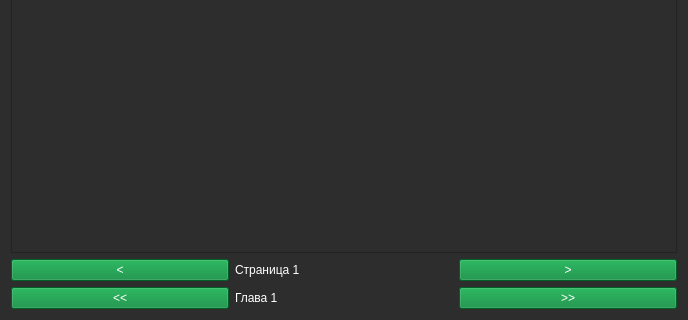
The window that forms/desu_readerUI.ui (brandonzorn/Nlight) describes before a commit, drawn with Qt 5; both pictures show x 0 to 688 and y 327 to 647 of the 688 by 647 pixel window.
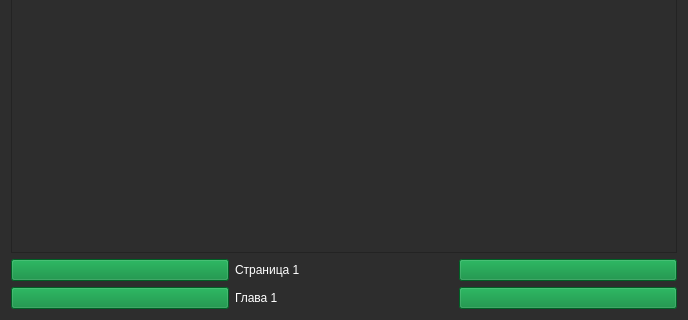
The same window after the commit. Icons and pictures are not drawn.

Commit message: updated reader images

```diff
--- a/forms/desu_readerUI.ui
+++ b/forms/desu_readerUI.ui
@@ -12,9 +12,201 @@
   </property>
   <property name="palette">
    <palette>
-    <active/>
-    <inactive/>
-    <disabled/>
+    <active>
+     <colorrole role="WindowText">
+      <brush brushstyle="SolidPattern">
+       <color alpha="255">
+        <red>255</red>
+        <green>255</green>
+        <blue>255</blue>
+       </color>
+      </brush>
+     </colorrole>
+     <colorrole role="Button">
+      <brush brushstyle="SolidPattern">
+       <color alpha="255">
+        <red>45</red>
+        <green>45</green>
+        <blue>45</blue>
+       </color>
+      </brush>
+     </colorrole>
+     <colorrole role="Text">
+      <brush brushstyle="SolidPattern">
+       <color alpha="255">
+        <red>255</red>
+        <green>255</green>
+        <blue>255</blue>
+       </color>
+      </brush>
+     </colorrole>
+     <colorrole role="ButtonText">
+      <brush brushstyle="SolidPattern">
+       <color alpha="255">
+        <red>255</red>
+        <green>255</green>
+        <blue>255</blue>
+       </color>
+      </brush>
+     </colorrole>
+     <colorrole role="Base">
+      <brush brushstyle="SolidPattern">
+       <color alpha="255">
+        <red>45</red>
+        <green>45</green>
+        <blue>45</blue>
+       </color>
+      </brush>
+     </colorrole>
+     <colorrole role="Window">
+      <brush brushstyle="SolidPattern">
+       <color alpha="255">
+        <red>45</red>
+        <green>45</green>
+        <blue>45</blue>
+       </color>
+      </brush>
+     </colorrole>
+     <colorrole role="PlaceholderText">
+      <brush brushstyle="SolidPattern">
+       <color alpha="255">
+        <red>255</red>
+        <green>255</green>
+        <blue>255</blue>
+       </color>
+      </brush>
+     </colorrole>
+    </active>
+    <inactive>
+     <colorrole role="WindowText">
+      <brush brushstyle="SolidPattern">
+       <color alpha="255">
+        <red>255</red>
+        <green>255</green>
+        <blue>255</blue>
+       </color>
+      </brush>
+     </colorrole>
+     <colorrole role="Button">
+      <brush brushstyle="SolidPattern">
+       <color alpha="255">
+        <red>45</red>
+        <green>45</green>
+        <blue>45</blue>
+       </color>
+      </brush>
+     </colorrole>
+     <colorrole role="Text">
+      <brush brushstyle="SolidPattern">
+       <color alpha="255">
+        <red>255</red>
+        <green>255</green>
+        <blue>255</blue>
+       </color>
+      </brush>
+     </colorrole>
+     <colorrole role="ButtonText">
+      <brush brushstyle="SolidPattern">
+       <color alpha="255">
+        <red>255</red>
+        <green>255</green>
+        <blue>255</blue>
+       </color>
+      </brush>
+     </colorrole>
+     <colorrole role="Base">
+      <brush brushstyle="SolidPattern">
+       <color alpha="255">
+        <red>45</red>
+        <green>45</green>
+        <blue>45</blue>
+       </color>
+      </brush>
+     </colorrole>
+     <colorrole role="Window">
+      <brush brushstyle="SolidPattern">
+       <color alpha="255">
+        <red>45</red>
+        <green>45</green>
+        <blue>45</blue>
+       </color>
+      </brush>
+     </colorrole>
+     <colorrole role="PlaceholderText">
+      <brush brushstyle="SolidPattern">
+       <color alpha="255">
+        <red>255</red>
+        <green>255</green>
+        <blue>255</blue>
+       </color>
+      </brush>
+     </colorrole>
+    </inactive>
+    <disabled>
+     <colorrole role="WindowText">
+      <brush brushstyle="SolidPattern">
+       <color alpha="255">
+        <red>255</red>
+        <green>255</green>
+        <blue>255</blue>
+       </color>
+      </brush>
+     </colorrole>
+     <colorrole role="Button">
+      <brush brushstyle="SolidPattern">
+       <color alpha="255">
+        <red>45</red>
+        <green>45</green>
+        <blue>45</blue>
+       </color>
+      </brush>
+     </colorrole>
+     <colorrole role="Text">
+      <brush brushstyle="SolidPattern">
+       <color alpha="255">
+        <red>255</red>
+        <green>255</green>
+        <blue>255</blue>
+       </color>
+      </brush>
+     </colorrole>
+     <colorrole role="ButtonText">
+      <brush brushstyle="SolidPattern">
+       <color alpha="255">
+        <red>255</red>
+        <green>255</green>
+        <blue>255</blue>
+       </color>
+      </brush>
+     </colorrole>
+     <colorrole role="Base">
+      <brush brushstyle="SolidPattern">
+       <color alpha="255">
+        <red>45</red>
+        <green>45</green>
+        <blue>45</blue>
+       </color>
+      </brush>
+     </colorrole>
+     <colorrole role="Window">
+      <brush brushstyle="SolidPattern">
+       <color alpha="255">
+        <red>45</red>
+        <green>45</green>
+        <blue>45</blue>
+       </color>
+      </brush>
+     </colorrole>
+     <colorrole role="PlaceholderText">
+      <brush brushstyle="SolidPattern">
+       <color alpha="255">
+        <red>255</red>
+        <green>255</green>
+        <blue>255</blue>
+       </color>
+      </brush>
+     </colorrole>
+    </disabled>
    </palette>
   </property>
   <property name="windowTitle">
@@ -101,7 +293,12 @@
           <string notr="true">background-color: rgb(0, 133, 52);</string>
          </property>
          <property name="text">
-          <string>&lt;</string>
+          <string/>
+         </property>
+         <property name="icon">
+          <iconset>
+           <normalon>../images/prev.png</normalon>
+          </iconset>
          </property>
         </widget>
        </item>
@@ -121,7 +318,12 @@
           <string notr="true">background-color: rgb(0, 133, 52);</string>
          </property>
          <property name="text">
-          <string>&gt;</string>
+          <string/>
+         </property>
+         <property name="icon">
+          <iconset>
+           <normalon>../images/next.png</normalon>
+          </iconset>
          </property>
         </widget>
        </item>
@@ -138,7 +340,12 @@
           <string notr="true">background-color: rgb(0, 133, 52);</string>
          </property>
          <property name="text">
-          <string>&lt;&lt;</string>
+          <string/>
+         </property>
+         <property name="icon">
+          <iconset>
+           <normalon>../images/double_prev.png</normalon>
+          </iconset>
          </property>
         </widget>
        </item>
@@ -158,7 +365,12 @@
           <string notr="true">background-color: rgb(0, 133, 52);</string>
          </property>
          <property name="text">
-          <string>&gt;&gt;</string>
+          <string/>
+         </property>
+         <property name="icon">
+          <iconset>
+           <normalon>../images/double_next.png</normalon>
+          </iconset>
          </property>
         </widget>
        </item>
```
The commit also changes 5 other files.
